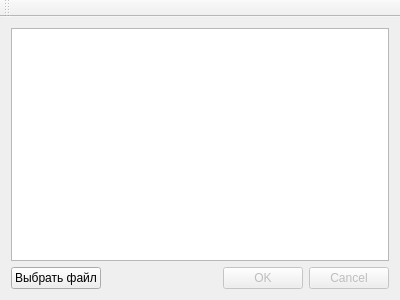
Old version of the form qt/mainwindow.ui in the repository ojomio/mz.
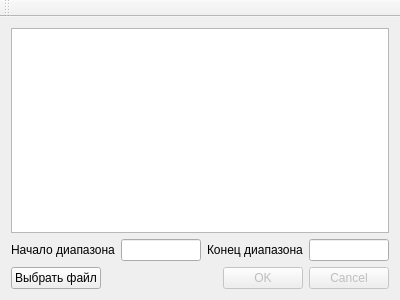
New version of the form.

Commit message: Added Table view + range inputs

```diff
--- a/qt/mainwindow.ui
+++ b/qt/mainwindow.ui
@@ -14,14 +14,33 @@
    <string>MainWindow</string>
   </property>
   <widget class="QWidget" name="centralWidget">
-   <layout class="QVBoxLayout" name="verticalLayout_2">
-    <item>
      <layout class="QVBoxLayout" name="verticalLayout">
-      <property name="sizeConstraint">
-       <enum>QLayout::SetMaximumSize</enum>
-      </property>
+    <item>
+     <widget class="QTableView" name="tableView"/>
+    </item>
+    <item>
+     <layout class="QHBoxLayout" name="horizontalLayout">
+      <item>
+       <widget class="QLabel" name="label_2">
+        <property name="text">
+         <string>Начало диапазона</string>
+        </property>
+       </widget>
+      </item>
       <item>
-       <widget class="QListWidget" name="listWidget"/>
+       <widget class="QLineEdit" name="range_start"/>
+      </item>
+      <item>
+       <widget class="QLabel" name="label">
+        <property name="text">
+         <string>Конец диапазона</string>
+        </property>
+       </widget>
+      </item>
+      <item>
+       <widget class="QLineEdit" name="range_end"/>
+      </item>
+     </layout>
       </item>
       <item>
        <layout class="QHBoxLayout" name="horizontalLayout_2">
@@ -41,8 +60,6 @@
            <set>QDialogButtonBox::Cancel|QDialogButtonBox::Ok</set>
           </property>
          </widget>
-        </item>
-       </layout>
       </item>
      </layout>
     </item>
```
Lines whose indentation alone changed are shown as unchanged. The commit also changes 1 other file.
